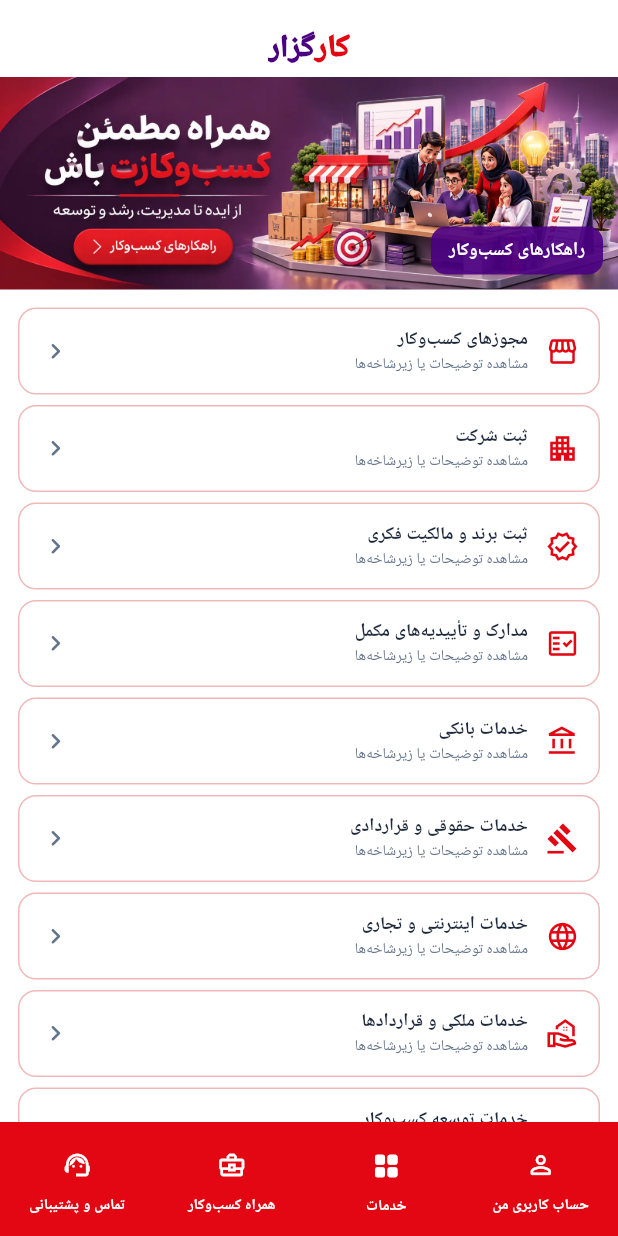
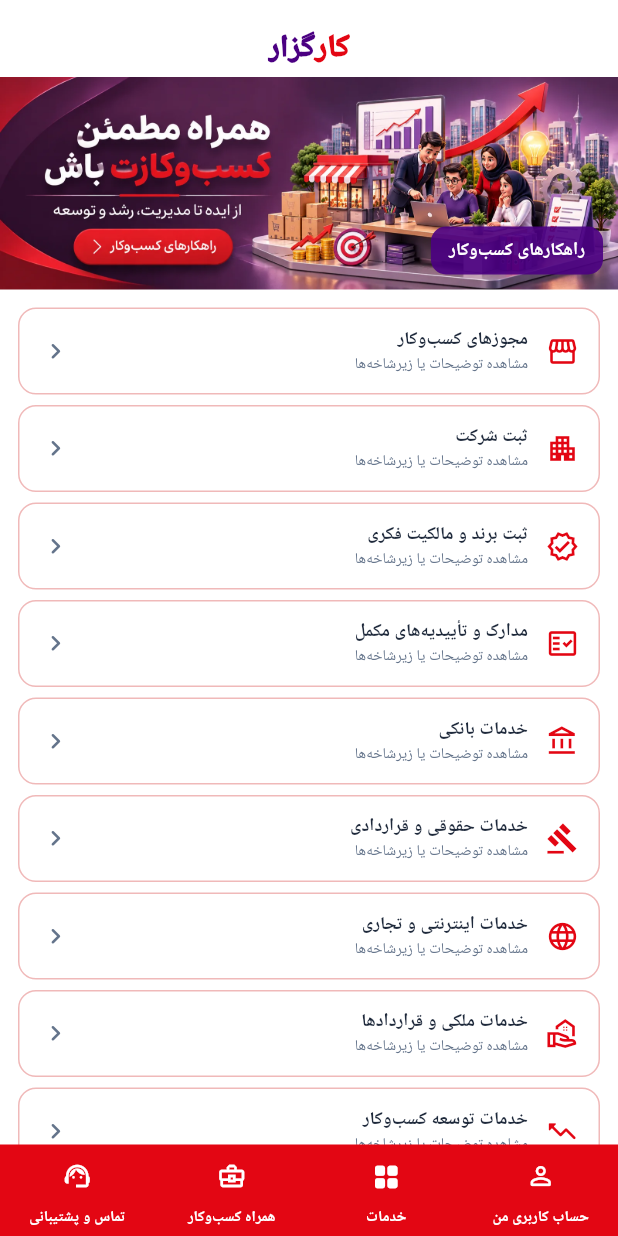
Before and after one commit to barakbabyco-lab/kargozar-website, a Flutter app: the screen it shows after launch, on a phone screen of 412 x 824 dp. Run offline on Flutter 3.47's test engine with Material 3 defaults, Android fonts, the phone set to English and light mode, and no system bars; our stand-ins replace flutter_secure_storage.

Commit message:
Reduce bottom navigation height to corporate layout

```diff
--- a/mobile/lib/main.dart
+++ b/mobile/lib/main.dart
@@ -380,7 +380,7 @@ class _MainShellState extends State<MainShell> {
       ),
     ])),
     bottomNavigationBar: NavigationBar(
-      height: 76,
+      height: 61,
       backgroundColor: _brandRed,
       indicatorColor: Colors.transparent,
       labelBehavior: NavigationDestinationLabelBehavior.alwaysShow,
```
